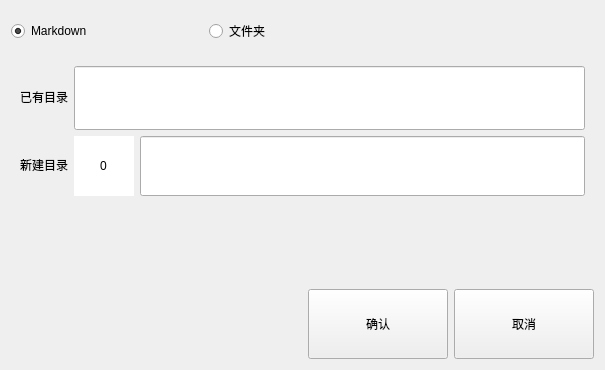
WeiMuYang/markdown-assistant, file create_markdown_dir.ui: the form before one commit.
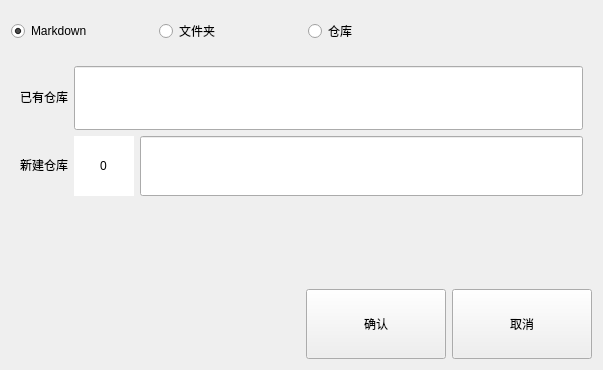
The form after the commit.

Commit message: fixed: 添加创建仓库功能

What changed in the file:
```diff
--- a/create_markdown_dir.ui
+++ b/create_markdown_dir.ui
@@ -6,7 +6,7 @@
    <rect>
     <x>0</x>
     <y>0</y>
-    <width>605</width>
+    <width>603</width>
     <height>370</height>
    </rect>
   </property>
@@ -21,7 +21,7 @@
   </property>
   <layout class="QVBoxLayout" name="verticalLayout_9">
    <item>
-    <layout class="QHBoxLayout" name="horizontalLayout_7" stretch="1,1,1">
+    <layout class="QHBoxLayout" name="horizontalLayout_7" stretch="1,1,1,1">
      <item>
       <widget class="QRadioButton" name="fileRadioBtn">
        <property name="sizePolicy">
@@ -75,6 +75,31 @@
        </property>
       </widget>
      </item>
+     <item>
+      <widget class="QRadioButton" name="repoRadioBtn">
+       <property name="sizePolicy">
+        <sizepolicy hsizetype="Minimum" vsizetype="Fixed">
+         <horstretch>0</horstretch>
+         <verstretch>0</verstretch>
+        </sizepolicy>
+       </property>
+       <property name="minimumSize">
+        <size>
+         <width>0</width>
+         <height>40</height>
+        </size>
+       </property>
+       <property name="toolTip">
+        <string/>
+       </property>
+       <property name="text">
+        <string>仓库</string>
+       </property>
+       <property name="checked">
+        <bool>false</bool>
+       </property>
+      </widget>
+     </item>
      <item>
       <spacer name="horizontalSpacer">
        <property name="orientation">
@@ -95,7 +120,7 @@
      <item>
       <widget class="QStackedWidget" name="stackedWidget">
        <property name="currentIndex">
-        <number>1</number>
+        <number>2</number>
        </property>
        <widget class="QWidget" name="markdownPage">
         <layout class="QVBoxLayout" name="verticalLayout_3">
@@ -518,6 +543,176 @@
          </item>
         </layout>
        </widget>
+       <widget class="QWidget" name="page">
+        <layout class="QVBoxLayout" name="verticalLayout_13">
+         <item>
+          <layout class="QHBoxLayout" name="horizontalLayout_12">
+           <item>
+            <layout class="QVBoxLayout" name="verticalLayout_11" stretch="1,1">
+             <item>
+              <widget class="QLabel" name="label_9">
+               <property name="sizePolicy">
+                <sizepolicy hsizetype="Preferred" vsizetype="Preferred">
+                 <horstretch>0</horstretch>
+                 <verstretch>0</verstretch>
+                </sizepolicy>
+               </property>
+               <property name="minimumSize">
+                <size>
+                 <width>0</width>
+                 <height>0</height>
+                </size>
+               </property>
+               <property name="maximumSize">
+                <size>
+                 <width>16777215</width>
+                 <height>16777215</height>
+                </size>
+               </property>
+               <property name="text">
+                <string>已有仓库</string>
+               </property>
+               <property name="alignment">
+                <set>Qt::AlignCenter</set>
+               </property>
+              </widget>
+             </item>
+             <item>
+              <widget class="QLabel" name="label_10">
+               <property name="sizePolicy">
+                <sizepolicy hsizetype="Preferred" vsizetype="Preferred">
+                 <horstretch>0</horstretch>
+                 <verstretch>0</verstretch>
+                </sizepolicy>
+               </property>
+               <property name="minimumSize">
+                <size>
+                 <width>0</width>
+                 <height>0</height>
+                </size>
+               </property>
+               <property name="maximumSize">
+                <size>
+                 <width>16777215</width>
+                 <height>16777215</height>
+                </size>
+               </property>
+               <property name="text">
+                <string>新建仓库</string>
+               </property>
+               <property name="alignment">
+                <set>Qt::AlignCenter</set>
+               </property>
+              </widget>
+             </item>
+            </layout>
+           </item>
+           <item>
+            <layout class="QVBoxLayout" name="verticalLayout_12" stretch="1,1">
+             <item>
+              <layout class="QHBoxLayout" name="horizontalLayout_13">
+               <item>
+                <widget class="QLineEdit" name="oldRepoFileNameEdit">
+                 <property name="sizePolicy">
+                  <sizepolicy hsizetype="Expanding" vsizetype="Preferred">
+                   <horstretch>0</horstretch>
+                   <verstretch>0</verstretch>
+                  </sizepolicy>
+                 </property>
+                 <property name="minimumSize">
+                  <size>
+                   <width>30</width>
+                   <height>30</height>
+                  </size>
+                 </property>
+                 <property name="maximumSize">
+                  <size>
+                   <width>16777215</width>
+                   <height>16777215</height>
+                  </size>
+                 </property>
+                 <property name="text">
+                  <string/>
+                 </property>
+                 <property name="readOnly">
+                  <bool>true</bool>
+                 </property>
+                </widget>
+               </item>
+              </layout>
+             </item>
+             <item>
+              <layout class="QHBoxLayout" name="horizontalLayout_14">
+               <item>
+                <widget class="QSpinBox" name="numNewRepoSpinBox">
+                 <property name="sizePolicy">
+                  <sizepolicy hsizetype="Expanding" vsizetype="Expanding">
+                   <horstretch>0</horstretch>
+                   <verstretch>0</verstretch>
+                  </sizepolicy>
+                 </property>
+                 <property name="minimumSize">
+                  <size>
+                   <width>30</width>
+                   <height>30</height>
+                  </size>
+                 </property>
+                 <property name="maximumSize">
+                  <size>
+                   <width>60</width>
+                   <height>60</height>
+                  </size>
+                 </property>
+                 <property name="styleSheet">
+                  <string notr="true">QSpinBox::up-button,QSpinBox::down-button
+{
+	width:0px;
+}</string>
+                 </property>
+                 <property name="alignment">
+                  <set>Qt::AlignCenter</set>
+                 </property>
+                 <property name="maximum">
+                  <number>200</number>
+                 </property>
+                </widget>
+               </item>
+               <item>
+                <widget class="QLineEdit" name="newRepoNameEdit">
+                 <property name="enabled">
+                  <bool>true</bool>
+                 </property>
+                 <property name="sizePolicy">
+                  <sizepolicy hsizetype="Expanding" vsizetype="Preferred">
+                   <horstretch>0</horstretch>
+                   <verstretch>0</verstretch>
+                  </sizepolicy>
+                 </property>
+                 <property name="minimumSize">
+                  <size>
+                   <width>30</width>
+                   <height>30</height>
+                  </size>
+                 </property>
+                 <property name="accessibleDescription">
+                  <string/>
+                 </property>
+                 <property name="text">
+                  <string/>
+                 </property>
+                 <property name="readOnly">
+                  <bool>false</bool>
+                 </property>
+                </widget>
+               </item>
+              </layout>
+             </item>
+            </layout>
+           </item>
+          </layout>
+         </item>
+        </layout>
+       </widget>
       </widget>
      </item>
     </layout>
```
Left out of the diff: 2 changed lines with no effect on the pictures. The commit also changes 5 other files.
